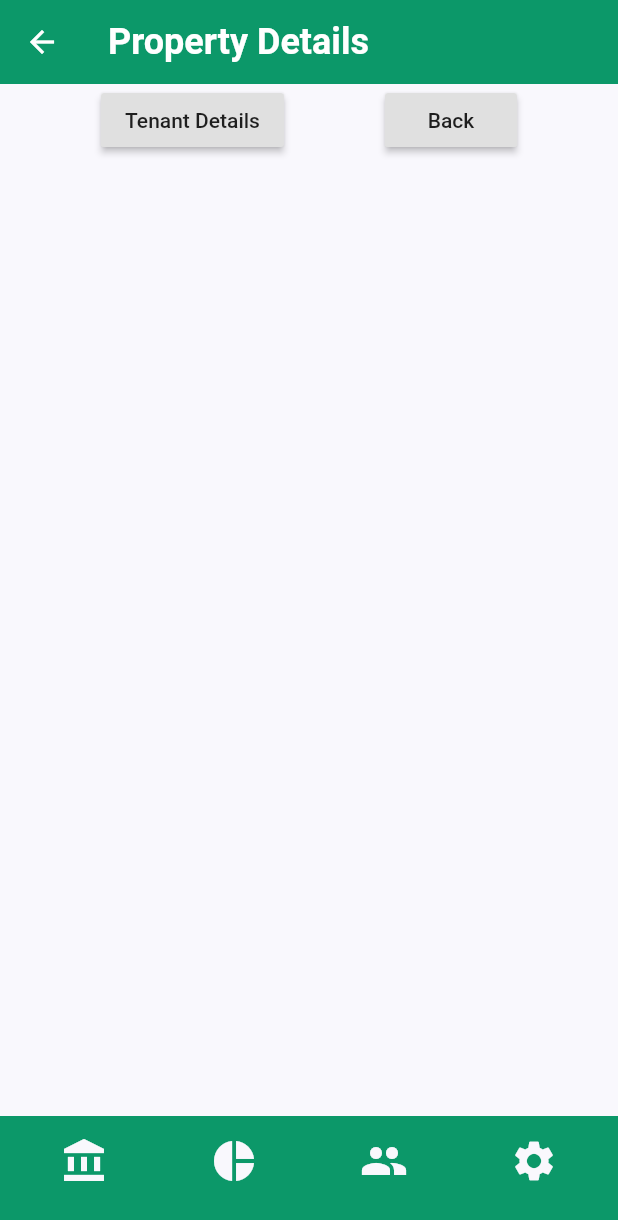
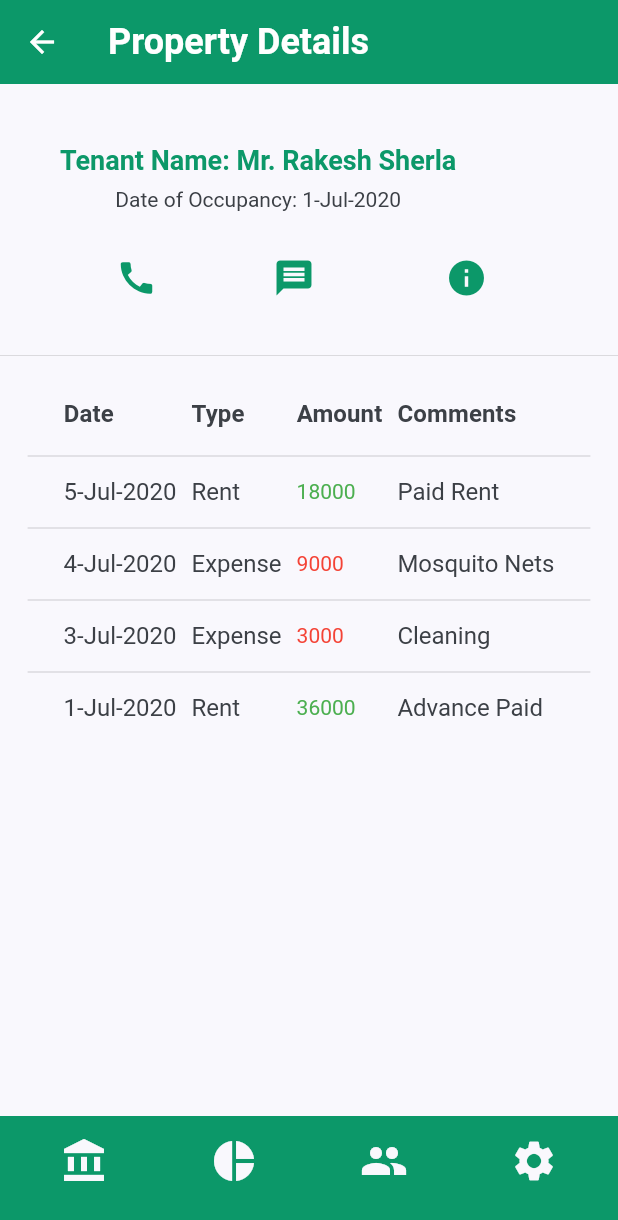
Before and after one commit to praneethr86/rentdiary, a Flutter app: the PropertyDetails screen opened directly, on a phone screen of 412 x 824 dp. Shown: the top 1220 px of the screen. Run offline on Flutter 3.47's test engine with Material 2 defaults, Android fonts, the phone set to English and light mode, and no system bars.

Commit message:
Add Property Details screen layout

```diff
--- a/lib/screens/propdetails/components/body.dart
+++ b/lib/screens/propdetails/components/body.dart
@@ -1,36 +1,180 @@
 import 'package:flutter/material.dart';
+import 'package:rentdiary/constants.dart';
 import 'package:rentdiary/screens/tenantdetails/tenant_details.dart';
 
 class Body extends StatelessWidget {
   @override
   Widget build(BuildContext context) {
+    // Size size = MediaQuery.of(context).size;
+    return Padding(
+      padding: const EdgeInsets.only(top: kDefaultPadding),
+      child: Column(
+        children: [
+          TenantCard(),
+          TenantButtonRow(),
+          Divider(),
+          TransactionTable(),
+          // Container(), // Button
+        ],
+      ),
+    );
+  }
+}
+
+class TransactionTable extends StatelessWidget {
+  const TransactionTable({
+    Key key,
+  }) : super(key: key);
+
+  @override
+  Widget build(BuildContext context) {
     return Container(
-      child: Center(
-        child: Column(
-          children: [
-            Row(
-              mainAxisAlignment: MainAxisAlignment.spaceEvenly,
-              children: [
-                RaisedButton(
-                  child: Text('Tenant Details'),
-                  onPressed: () {
-                    Navigator.push(
-                        context,
-                        MaterialPageRoute(
-                            builder: (context) => TenantDetails()));
-                  },
-                ),
-                RaisedButton(
-                  child: Text('Back'),
-                  onPressed: () {
-                    Navigator.pop(context);
-                  },
-                ),
-              ],
-            )
+      padding: EdgeInsets.all(kDefaultPadding / 8),
+      child: SingleChildScrollView(
+        child: DataTable(
+          // sortColumnIndex: 0,
+          //sortAscending: true,
+          columnSpacing: 10,
+          columns: [
+            DataColumn(
+                label: Text('Date',
+                    style:
+                        TextStyle(fontSize: 16, fontWeight: FontWeight.bold))),
+            DataColumn(
+              label: Text('Type',
+                  style: TextStyle(fontSize: 16, fontWeight: FontWeight.bold)),
+            ), //Rent, Expense
+            DataColumn(
+                label: Text('Amount',
+                    style:
+                        TextStyle(fontSize: 16, fontWeight: FontWeight.bold))),
+            DataColumn(
+                label: Text('Comments',
+                    style:
+                        TextStyle(fontSize: 16, fontWeight: FontWeight.bold)))
+          ],
+          rows: [
+            DataRow(cells: [
+              DataCell(Text('5-Jul-2020',
+                  style: TextStyle(fontSize: 16, fontWeight: FontWeight.w400))),
+              DataCell(Text('Rent',
+                  style: TextStyle(fontSize: 16, fontWeight: FontWeight.w400))),
+              DataCell(Text('18000',
+                  style: TextStyle(fontSize: 14, color: Colors.green))),
+              DataCell(Text('Paid Rent',
+                  style: TextStyle(fontSize: 16, fontWeight: FontWeight.w400)))
+            ]),
+            DataRow(cells: [
+              DataCell(Text('4-Jul-2020',
+                  style: TextStyle(fontSize: 16, fontWeight: FontWeight.w400))),
+              DataCell(Text('Expense',
+                  style: TextStyle(fontSize: 16, fontWeight: FontWeight.w400))),
+              DataCell(Text('9000',
+                  style: TextStyle(fontSize: 14, color: Colors.red))),
+              DataCell(Text('Mosquito Nets',
+                  style: TextStyle(fontSize: 16, fontWeight: FontWeight.w400)))
+            ]),
+            DataRow(cells: [
+              DataCell(Text('3-Jul-2020',
+                  style: TextStyle(fontSize: 16, fontWeight: FontWeight.w400))),
+              DataCell(Text('Expense',
+                  style: TextStyle(fontSize: 16, fontWeight: FontWeight.w400))),
+              DataCell(Text('3000',
+                  style: TextStyle(fontSize: 14, color: Colors.red))),
+              DataCell(Text('Cleaning',
+                  style: TextStyle(fontSize: 16, fontWeight: FontWeight.w400)))
+            ]),
+            DataRow(cells: [
+              DataCell(Text('1-Jul-2020',
+                  style: TextStyle(fontSize: 16, fontWeight: FontWeight.w400))),
+              DataCell(Text('Rent',
+                  style: TextStyle(fontSize: 16, fontWeight: FontWeight.w400))),
+              DataCell(Text('36000',
+                  style: TextStyle(fontSize: 14, color: Colors.green))),
+              DataCell(Text('Advance Paid',
+                  style: TextStyle(fontSize: 16, fontWeight: FontWeight.w400)))
+            ]),
           ],
         ),
       ),
     );
   }
 }
+
+class TenantCard extends StatelessWidget {
+  const TenantCard({
+    Key key,
+  }) : super(key: key);
+
+  @override
+  Widget build(BuildContext context) {
+    return Container(
+      padding: EdgeInsets.only(top: kDefaultPadding, left: kDefaultPadding * 2),
+      child: Row(
+        mainAxisAlignment: MainAxisAlignment.start,
+        children: [
+          Column(
+            children: [
+              Text('Tenant Name: Mr. Rakesh Sherla',
+                  style: TextStyle(
+                      color: kPrimaryColor,
+                      fontSize: 18,
+                      fontWeight: FontWeight.bold)),
+              SizedBox(height: 8),
+              Text('Date of Occupancy: 1-Jul-2020'),
+            ],
+          ),
+        ],
+      ),
+    );
+  }
+}
+
+class TenantButtonRow extends StatelessWidget {
+  const TenantButtonRow({
+    Key key,
+  }) : super(key: key);
+
+  @override
+  Widget build(BuildContext context) {
+    return Container(
+      padding: EdgeInsets.only(top: kDefaultPadding, bottom: kDefaultPadding),
+      child: Row(
+        mainAxisAlignment: MainAxisAlignment.spaceEvenly,
+        children: [
+          Column(
+            mainAxisAlignment: MainAxisAlignment.center,
+            mainAxisSize: MainAxisSize.min,
+            children: [
+              Icon(Icons.call, color: kPrimaryColor, size: 28),
+            ],
+          ),
+          Column(
+            mainAxisAlignment: MainAxisAlignment.center,
+            mainAxisSize: MainAxisSize.min,
+            children: [
+              Icon(Icons.message, color: kPrimaryColor, size: 28),
+            ],
+          ),
+          Column(
+            mainAxisAlignment: MainAxisAlignment.center,
+            mainAxisSize: MainAxisSize.min,
+            children: [
+              IconButton(
+                icon: Icon(Icons.info, color: kPrimaryColor, size: 28),
+                onPressed: () {
+                  Navigator.push(
+                    context,
+                    MaterialPageRoute(
+                      builder: (context) => TenantDetails(),
+                    ),
+                  );
+                },
+              ),
+            ],
+          ),
+        ],
+      ),
+    );
+  }
+}
```
